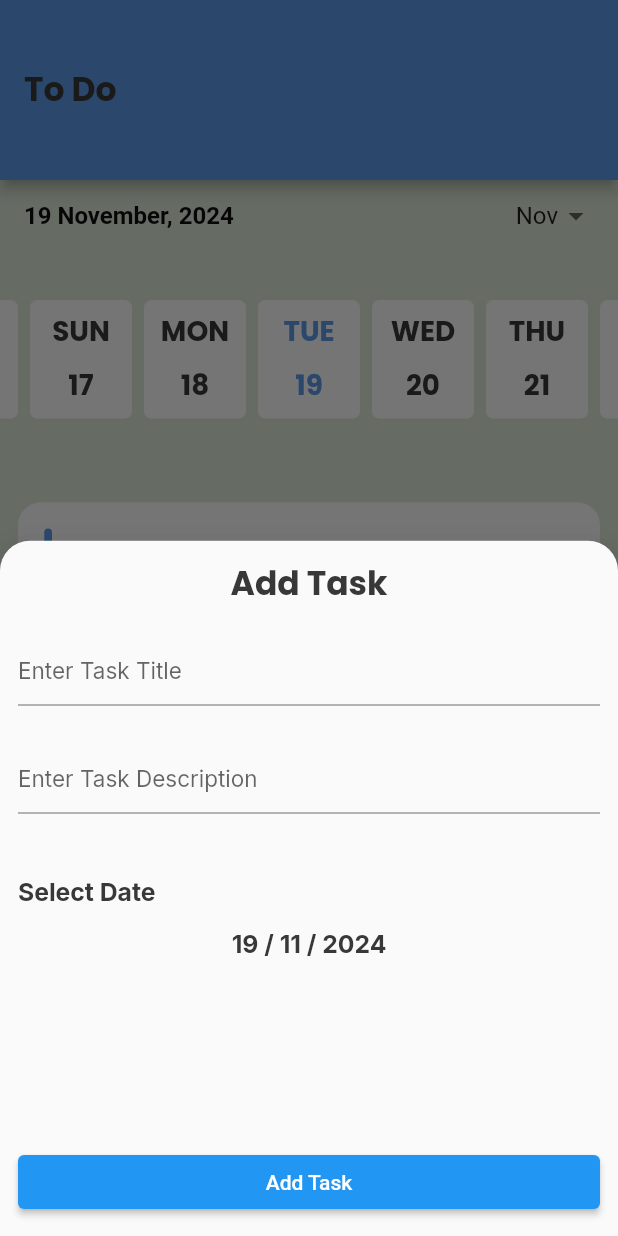
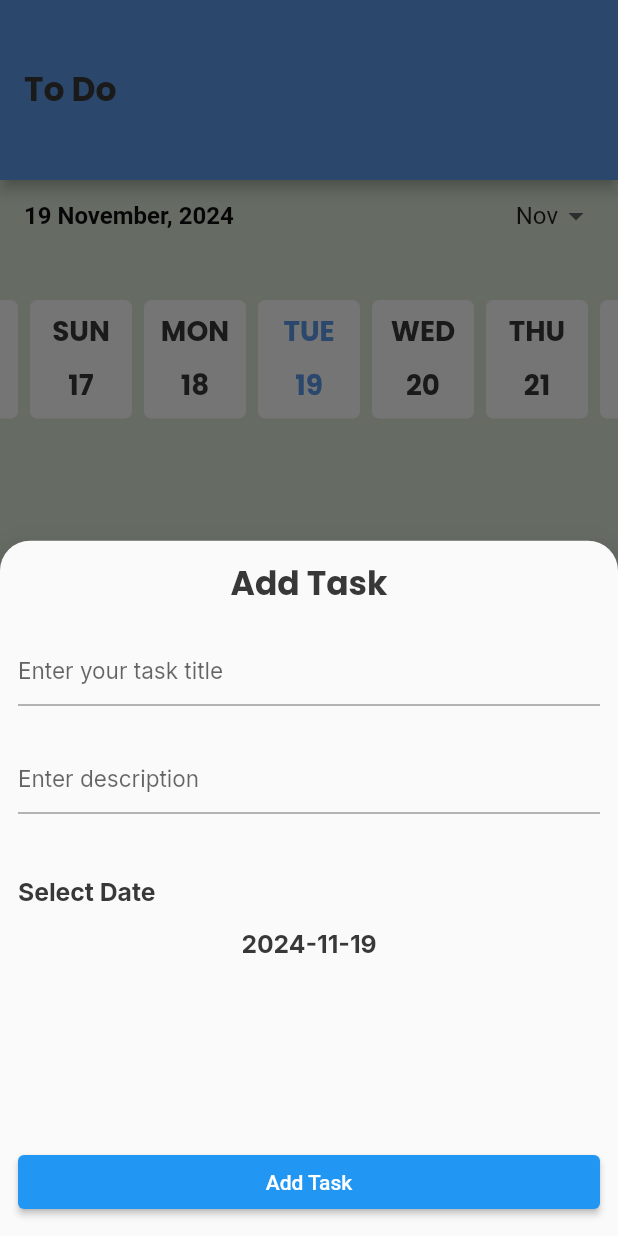
Before and after one commit to ZiadMostafa22/To-Do, a Flutter app: the screen it shows after launch, after a tap on the "add" icon, on a phone screen of 412 x 824 dp. Run offline on Flutter 3.47's test engine with Material 3 defaults, Android fonts, the phone set to English and light mode, and no system bars; drawn by our look-alikes of easy_date_timeline, flutter_slidable; our stand-ins replace cloud_firestore, firebase_core, flutter_screenutil, google_fonts; accounts and stored records are empty.

Commit message:
+ add tasks to database

```diff
--- /dev/null
+++ b/lib/databsae_manager/model/todo_dm.dart
@@ -0,0 +1,35 @@
+class TodoDM {
+  static const collectionName = 'todo';
+   String id;
+   String title;
+   String description;
+   DateTime dateTime;
+   bool isDone;
+
+  TodoDM({
+    required this.id,
+    required this.title,
+    required this.description,
+    required this.dateTime,
+    required this.isDone,
+  });
+
+  // Convert the object to a map for Firestore
+  Map<String, dynamic> toFireStore() => {
+    'id': id, //
+    'title': title,
+    'description': description,
+    'dateTime': dateTime,
+    'isDone': isDone,
+  };
+
+  // Convert Firestore document to TodoDM
+  TodoDM.fromFireStore(Map<String, dynamic> data)
+      : this(
+    id: data['id'],
+    title: data['title'],
+    description: data['description'],
+    dateTime: data['dateTime'].toDate() ,  // Convert Timestamp to DateTime
+    isDone: data['isDone'],
+  );
+}
--- a/lib/main.dart
+++ b/lib/main.dart
@@ -1,8 +1,15 @@
+import 'package:cloud_firestore/cloud_firestore.dart';
 import 'package:flutter/material.dart';
 import 'my_app.dart';
+import 'package:firebase_core/firebase_core.dart';
+import 'firebase_options.dart';
 
+void main() async{
 
-void main() {
-
+  WidgetsFlutterBinding.ensureInitialized();
+  await Firebase.initializeApp(
+      options: DefaultFirebaseOptions.currentPlatform,
+  );
+  await FirebaseFirestore.instance.disableNetwork();
   runApp(const myApp());
 }
--- a/lib/presentation/screens/home/home_screen.dart
+++ b/lib/presentation/screens/home/home_screen.dart
@@ -5,22 +5,23 @@ import 'package:todo/presentation/screens/home/tabs/settings_tab/settings_tab.da
 import 'package:todo/presentation/screens/home/tabs/tasks_tab/task_bottom_sheet/task_bottom_sheet.dart';
 import 'package:todo/presentation/screens/home/tabs/tasks_tab/tasks_tab.dart';
 
-
 class HomeScreen extends StatefulWidget {
   HomeScreen({super.key});
-
 
   @override
   State<HomeScreen> createState() => _HomeScreenState();
 }
 
 class _HomeScreenState extends State<HomeScreen> {
+
   int currentIndex = 0;
-
-  List <Widget> tabs = [
+  List<Widget> tabs = [
     TasksTab(),
     SettingsTab(),
   ];
+
+
+
   @override
   Widget build(BuildContext context) {
     return Scaffold(
@@ -38,22 +39,22 @@ class _HomeScreenState extends State<HomeScreen> {
   buildBottomNavBar() => BottomAppBar(
     notchMargin: 8,
     child: BottomNavigationBar(
-
       backgroundColor: Colors.transparent,
       elevation: 0,
       currentIndex: currentIndex,
       onTap: (index) {
+        setState(() {
           currentIndex = index;
-              setState(() {});
+        });
       },
       iconSize: 35,
       items: const [
         BottomNavigationBarItem(
             icon: Icon(Icons.list), label: StringManager.listLabel),
-
         BottomNavigationBarItem(
             icon: Icon(Icons.settings), label: StringManager.settingsLabel),
-            ]),
+      ],
+    ),
   );
 
   buildFloatActionButton() => FloatingActionButton(
@@ -63,20 +64,8 @@ class _HomeScreenState extends State<HomeScreen> {
     child:const Icon(Icons.add ,size: 35,),
   );
 
-
-
-
+  // Corrected showTaskBottomSheet method
   void showTaskBottomSheet() {
     showModalBottomSheet(context: context, builder: (context) => TaskBottomSheet.show(),);
   }
-
-
-// void onTapped (int index)
-// {
-//   currentIndex=index;
-//   setState(() {
-//
-//   });
-// }
-//
 }
--- a/lib/presentation/screens/home/tabs/tasks_tab/Task_Item.dart
+++ b/lib/presentation/screens/home/tabs/tasks_tab/Task_Item.dart
@@ -4,9 +4,11 @@ import 'package:flutter_slidable/flutter_slidable.dart';
 import 'package:todo/core/utils/app_styles.dart';
 import 'package:todo/core/utils/color_manager.dart';
 import 'package:todo/core/utils/date_utils.dart';
+import 'package:todo/databsae_manager/model/todo_dm.dart';
 
 class TaskItem extends StatelessWidget {
-  const TaskItem({super.key});
+   TaskItem({super.key , required this.todo});
+  TodoDM todo;
 
   @override
   Widget build(BuildContext context) {
@@ -68,11 +70,11 @@ class TaskItem extends StatelessWidget {
                       crossAxisAlignment: CrossAxisAlignment.start,
                       children: [
                         Text(
-                          'Task Title',
+                          todo.title,
                           style: AppLightStyles.taskTitle,
                         ),
                         Text(
-                          'Task Description',
+                          todo.description,
                           style: AppLightStyles.taskDescription,
                         ),
                         Text(
--- a/lib/presentation/screens/home/tabs/tasks_tab/task_bottom_sheet/task_bottom_sheet.dart
+++ b/lib/presentation/screens/home/tabs/tasks_tab/task_bottom_sheet/task_bottom_sheet.dart
@@ -1,9 +1,8 @@
+import 'package:cloud_firestore/cloud_firestore.dart';
 import 'package:flutter/material.dart';
-import 'package:google_fonts/google_fonts.dart';
+import 'package:intl/intl.dart'; // Import the intl package
 import 'package:todo/core/utils/app_styles.dart';
-import 'package:todo/core/utils/date_utils.dart';
-
-import 'Widgets/TextFields.dart';
+import 'package:todo/databsae_manager/model/todo_dm.dart';
 
 class TaskBottomSheet extends StatefulWidget {
   TaskBottomSheet({super.key});
@@ -17,10 +16,12 @@ class TaskBottomSheet extends StatefulWidget {
 class _TaskBottomSheetState extends State<TaskBottomSheet> {
   DateTime selectedDate = DateTime.now();
 
+  TextEditingController titleController = TextEditingController();
+  TextEditingController descriptionController = TextEditingController();
+
   @override
   Widget build(BuildContext context) {
     return Container(
-      child: Padding(
       padding: const EdgeInsets.all(12.0),
       child: Column(
         crossAxisAlignment: CrossAxisAlignment.stretch,
@@ -33,11 +34,21 @@ class _TaskBottomSheetState extends State<TaskBottomSheet> {
           SizedBox(
             height: 5,
           ),
-            textFieldsWidget(
-              hintText: 'Enter Task Title',
+          Padding(
+            padding: const EdgeInsets.symmetric(vertical: 12),
+            child: TextFormField(
+              controller: titleController,
+              decoration: InputDecoration(hintText: 'Enter your task title'),
+              style: AppLightStyles.hintStyle,
             ),
-            textFieldsWidget(
-              hintText: 'Enter Task Description',
+          ),
+          Padding(
+            padding: const EdgeInsets.symmetric(vertical: 12),
+            child: TextFormField(
+              controller: descriptionController,
+              decoration: InputDecoration(hintText: 'Enter description'),
+              style: AppLightStyles.hintStyle,
+            ),
           ),
           SizedBox(
             height: 30,
@@ -50,32 +61,60 @@ class _TaskBottomSheetState extends State<TaskBottomSheet> {
             height: 15,
           ),
           InkWell(
-              onTap:() {
+            onTap: () {
               showTaskDatePicker(context);
-
             },
             child: Text(
-                  selectedDate.toFormattedDate,
-                  textAlign: TextAlign.center,style: AppLightStyles.datePicker,
-                )),
+              // Format the selectedDate to a readable string
+              DateFormat('yyyy-MM-dd').format(selectedDate),
+              // This formats the date
+              textAlign: TextAlign.center,
+              style: AppLightStyles.datePicker,
+            ),
+          ),
           Spacer(),
-            ElevatedButton(onPressed: () {}, child: Text('Add Task'))
+          ElevatedButton(
+            onPressed: () {
+              addTasktoFirestore();
+            },
+            child: Text('Add Task'),
+          ),
         ],
-        ),
       ),
     );
   }
 
-  void showTaskDatePicker(BuildContext context) async
-  {
+  void showTaskDatePicker(BuildContext context) async {
     selectedDate = await showDatePicker(
       initialDate: DateTime.now(),
       context: context,
       firstDate: DateTime.now(),
-        lastDate: DateTime(2100)) ?? selectedDate;
+      lastDate: DateTime(2100),
+    ) ?? selectedDate;
 
-    setState(() {
+    setState(() {});
+  }
 
-    });
+  void addTasktoFirestore() {
+    CollectionReference collectionReference =
+    FirebaseFirestore.instance.collection(TodoDM.collectionName);
+    DocumentReference documentReference = collectionReference.doc();
+    TodoDM todo = TodoDM(
+      id: documentReference.id,
+      title: titleController.text,
+      dateTime: selectedDate,
+      description: descriptionController.text,
+      isDone: false,
+    );
+
+    documentReference.set(todo.toFireStore()).then((_) {
+
+    },).onError((error, stackTrace) {
+
+    },).timeout(Duration(milliseconds: 500), onTimeout: () {
+      if (mounted) {
+        Navigator.pop(context);
+      }
+    },);
   }
 }
--- a/lib/presentation/screens/home/tabs/tasks_tab/tasks_tab.dart
+++ b/lib/presentation/screens/home/tabs/tasks_tab/tasks_tab.dart
@@ -1,13 +1,29 @@
+import 'package:cloud_firestore/cloud_firestore.dart';
 import 'package:easy_date_timeline/easy_date_timeline.dart';
 import 'package:flutter/material.dart';
 import 'package:flutter_screenutil/flutter_screenutil.dart';
 import 'package:google_fonts/google_fonts.dart';
-import 'package:todo/core/utils/color_manager.dart';
 import 'package:todo/presentation/screens/home/tabs/tasks_tab/Task_Item.dart';
-import 'package:todo/core/utils/app_styles.dart';
 
-class TasksTab extends StatelessWidget {
-  const TasksTab({super.key});
+import '../../../../../core/utils/color_manager.dart';
+import '../../../../../databsae_manager/model/todo_dm.dart';
+
+class TasksTab extends StatefulWidget {
+ TasksTab({super.key});
+
+@override
+State<TasksTab> createState() => _TasksTabState();
+}
+
+class _TasksTabState extends State<TasksTab> {
+  DateTime calenderSelectedDate = DateTime.now();
+  List<TodoDM> todoslist = [];
+
+  @override
+  void initState() {
+    super.initState();
+    getTodosFromFireStore();
+  }
 
   @override
   Widget build(BuildContext context) {
@@ -19,27 +35,31 @@ class TasksTab extends StatelessWidget {
         return Column(
           children: [
             buildCalenderTimeLine(),
-              SizedBox(
-                height: 30.h,
-              ),
-              TaskItem(),
+            SizedBox(height: 30.h),
+
+           Expanded(
+             child: ListView.builder(itemBuilder: (context, index) {
+               return TaskItem(todo: todoslist[index],);
+             },
+              itemCount: todoslist.length,),
+           )
           ],
         );
-        });
+      },
+    );
   }
 
-  Widget buildCalenderTimeLine() =>
-      EasyDateTimeLine(
+  Widget buildCalenderTimeLine() => EasyDateTimeLine(
     initialDate: DateTime.now(),
     onDateChange: (selectedDate) {
-          // `selectedDate` is the new date selected.
+        calenderSelectedDate=selectedDate;
+        getTodosFromFireStore(); // Fetch tasks for the selected date
     },
     headerProps: const EasyHeaderProps(
       monthPickerType: MonthPickerType.dropDown,
       dateFormatter: DateFormatter.fullDateDMonthAsStrY(),
     ),
     dayProps: EasyDayProps(
-
       height: 79,
       dayStructure: DayStructure.dayStrDayNum,
       activeDayStyle: DayStyle(
@@ -76,4 +96,28 @@ class TasksTab extends StatelessWidget {
       ),
     ),
   );
+
+  getTodosFromFireStore() async {
+    // Fetch tasks from Firestore based on the selected date
+    CollectionReference todoCollection =
+    FirebaseFirestore.instance.collection(TodoDM.collectionName);
+    QuerySnapshot collectionSnapShot = await todoCollection.get();
+    List<QueryDocumentSnapshot> documentSnapShot = collectionSnapShot.docs;
+      todoslist = documentSnapShot.map((docSnapShot) {
+        Map<String, dynamic> json = docSnapShot.data() as Map<String, dynamic>;
+        TodoDM todo = TodoDM.fromFireStore(json);
+        return todo;
+      },
+      ).toList();
+
+      // Filter todos for the selected date
+      todoslist = todoslist.where((todo) =>
+      todo.dateTime.day == calenderSelectedDate.day &&
+          todo.dateTime.month == calenderSelectedDate.month &&
+          todo.dateTime.year == calenderSelectedDate.year).toList();
+
+      setState(() {
+
+      });
   }
+}
--- a/lib/presentation/screens/splash_screen/splashScreen.dart
+++ b/lib/presentation/screens/splash_screen/splashScreen.dart
@@ -4,28 +4,36 @@ import 'package:flutter/material.dart';
 import 'package:todo/core/utils/assets_manager.dart';
 import 'package:todo/core/utils/routes_manager.dart';
 
-
 class Splashscreen extends StatefulWidget {
   const Splashscreen({super.key});
 
   @override
   State<Splashscreen> createState() => _SplashscreenState();
-
 }
 
 class _SplashscreenState extends State<Splashscreen> {
   @override
-  void initState() {      // build the state of the screen  execute the logic before the build
+  void initState() {
     super.initState();
-    Timer(Duration(seconds: 3) , () {
-      Navigator.pushReplacementNamed(context, RoutesManager.homeRoute);
-    },);
+    Timer(
+      Duration(seconds: 3),
+          () {
+        Navigator.pushReplacementNamed(context, RoutesManager.homeRoute);
+      },
+    );
   }
+
   @override
   Widget build(BuildContext context) {
-
     return Container(
-      child:Image.asset(AssetsManager.splash),
+      width: double.infinity,
+      height: double.infinity,
+      decoration: const BoxDecoration(
+        image: DecorationImage(
+          image: AssetImage(AssetsManager.splash),
+          fit: BoxFit.fill,
+        ),
+      ),
     );
   }
 }
--- a/pubspec.yaml
+++ b/pubspec.yaml
@@ -39,6 +39,8 @@ dependencies:
   flutter_screenutil: ^5.9.3
   flutter_slidable: ^3.1.1
   easy_date_timeline: ^1.1.3
+  firebase_core: ^3.8.0
+  cloud_firestore: ^5.5.0
 
 
 dev_dependencies:
```
Also changed, not shown: firebase.json (added), lib/firebase_options.dart (added), pubspec.lock, 3 other files. Lines whose indentation alone changed are shown as unchanged.
